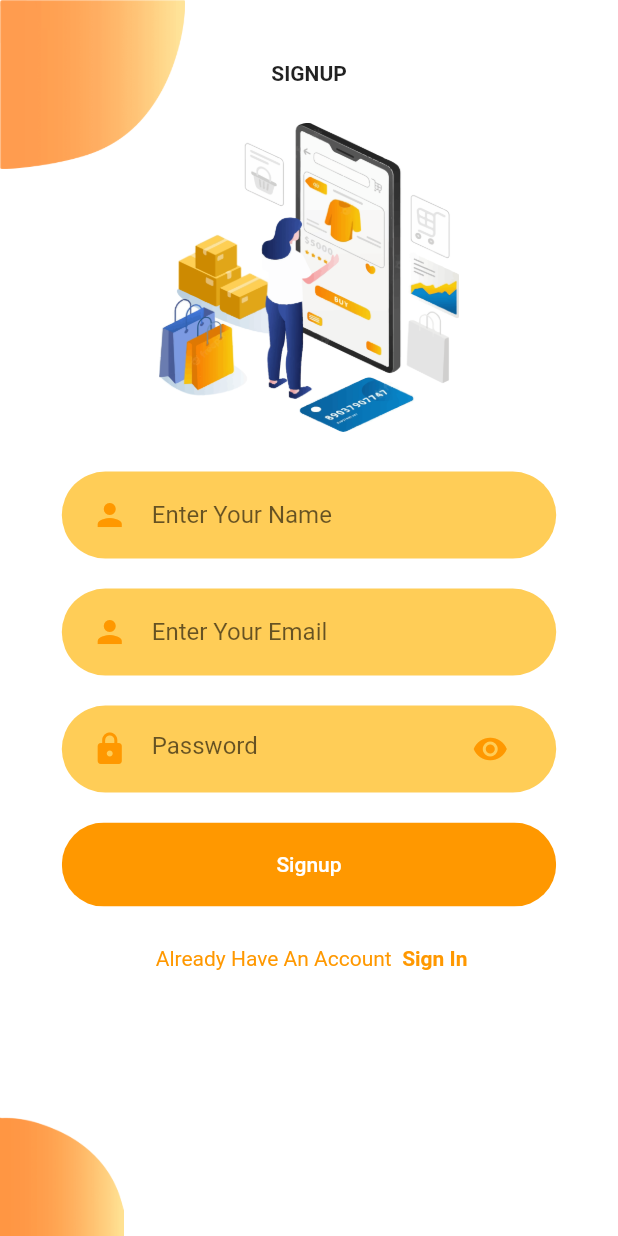
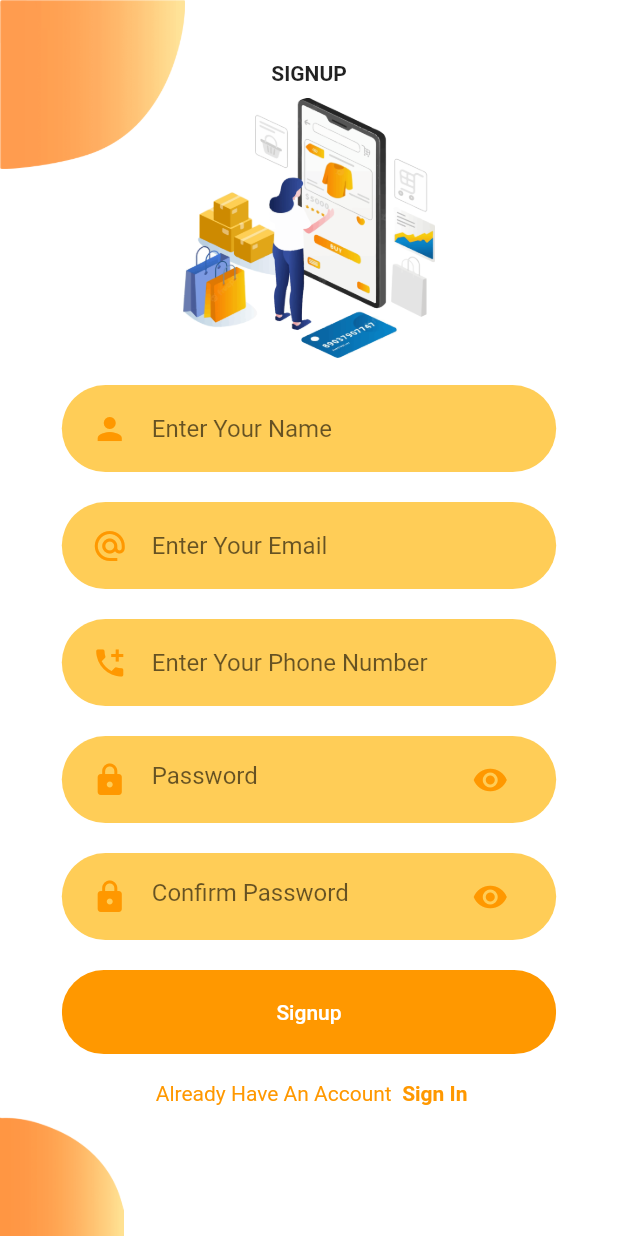
Before and after one commit to lanaQuider/Fashionshope, a Flutter app: the signUpScreen screen opened directly, on a phone screen of 412 x 824 dp. Run offline on Flutter 3.47's test engine with Material 2 defaults, Android fonts, the phone set to English and light mode, and no system bars.

Commit message:
signup adding new field

```diff
--- a/lib/components/rounded_password_field.dart
+++ b/lib/components/rounded_password_field.dart
@@ -6,10 +6,12 @@ import '../costant.dart';
 
 class RoundedPasswordField extends StatelessWidget {
   final ValueChanged<String> onChanged;
+  final String hintText;
 
   const RoundedPasswordField({
     Key? key,
     required this.onChanged,
+     this.hintText="Password"
   }) : super(key: key);
 
   @override
@@ -20,7 +22,7 @@ class RoundedPasswordField extends StatelessWidget {
         obscureText: true,
         decoration: InputDecoration(
 
-            hintText: "Password"
+            hintText: hintText
             ,
             icon: Icon(
               Icons.lock,
--- a/lib/screens/Login/component/body.dart
+++ b/lib/screens/Login/component/body.dart
@@ -34,7 +34,7 @@ class Body extends StatelessWidget {
             ),
             Image.asset(
               "assets/icons/fashionn.png",
-              height: size.height * 0.35,
+              height: size.height * 0.31,
             ),
             SizedBox(
               height: size.height * 0.03,
--- a/lib/screens/Signup/component/body.dart
+++ b/lib/screens/Signup/component/body.dart
@@ -27,22 +27,26 @@ class Body extends StatelessWidget {
           style: TextStyle(fontWeight: FontWeight.bold),
           ),
             SizedBox(
-              height: size.height * 0.03,
+              height: size.height * 0.01,
             ),
             Image.asset("assets/icons/phone.png",
 
-            height: size.height*0.25,
+            height: size.height*0.21,
 
             ), SizedBox(
-              height: size.height * 0.02,
+              height: size.height * 0.01,
             ),
             RoundedInputField(hintText: "Enter Your Name ", onChanged:(value) {} ),
 
-            RoundedInputField(hintText: "Enter Your Email ", onChanged:(value) {} ),
+            RoundedInputField(icon: Icons.alternate_email_sharp,hintText: "Enter Your Email ", onChanged:(value) {} ),
+            RoundedInputField(icon: Icons.add_call,hintText: "Enter Your Phone Number ", onChanged:(value) {} ),
+
             RoundedPasswordField(onChanged: (value){}),
+            RoundedPasswordField(hintText:"Confirm Password",onChanged: (value){}),
+
             RoundedButton(press: (){}, text: "Signup"),
             SizedBox(
-              height: size.height * 0.02,
+              height: size.height * 0.01,
             ),
             AlreadyHaveAnAccountCheck(press: (){
 
```
